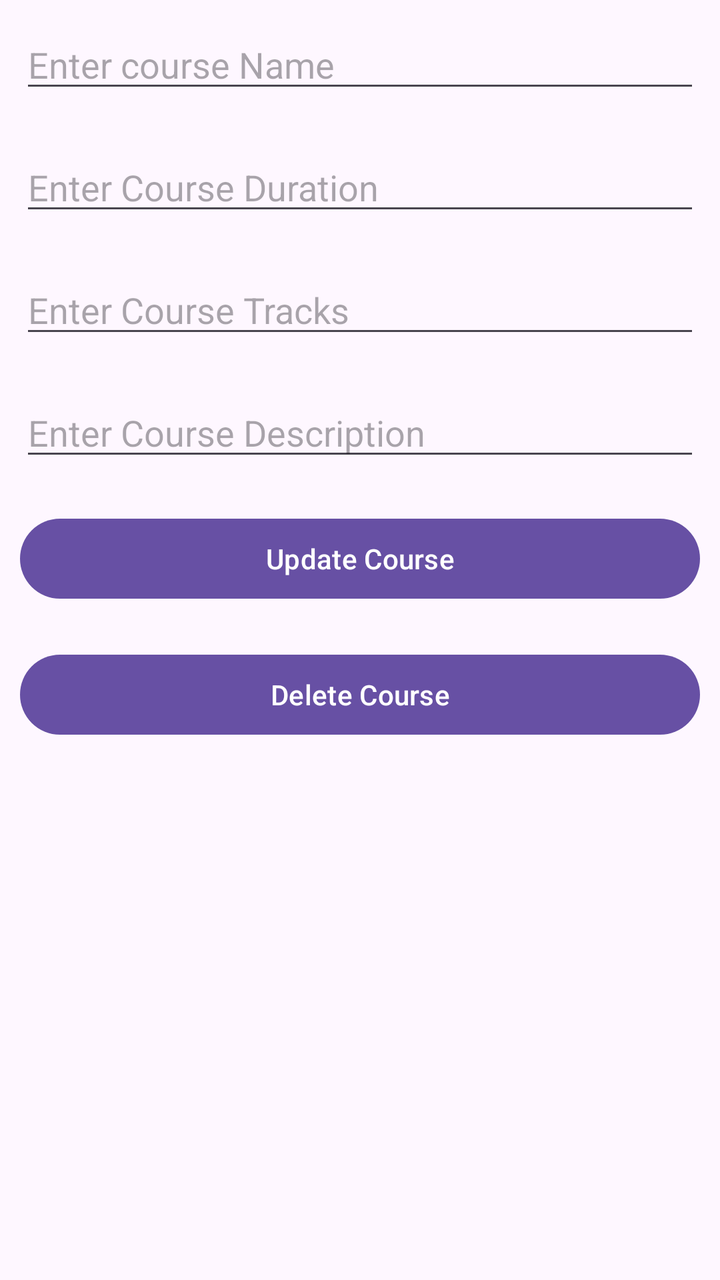
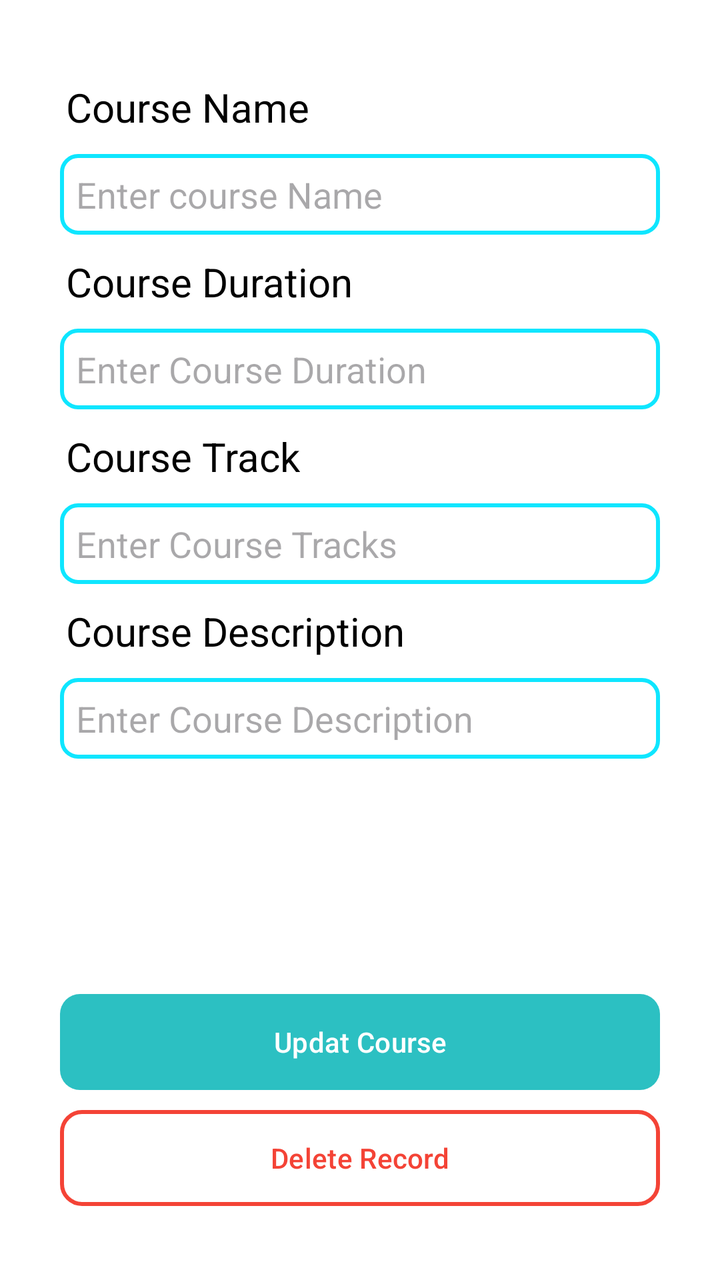

The first picture is an Android layout as it rendered before a commit; the second is the same layout after the commit. The layout source and the unified diff follow.
<!-- AndroidManifest.xml: application theme Theme.MyApplication -->
<!-- res/layout/activity_update_course.xml -->
<?xml version="1.0" encoding="utf-8"?>
<LinearLayout
    xmlns:android="http://schemas.android.com/apk/res/android"
    xmlns:tools="http://schemas.android.com/tools"
    android:layout_width="match_parent"
    android:layout_height="match_parent"
    android:orientation="vertical"
    tools:context=".UpdateCourseActivity">

    
    <EditText
        android:id="@+id/idEdtCourseName"
        android:layout_width="match_parent"
        android:layout_height="wrap_content"
        android:layout_margin="10dp"
        android:hint="Enter course Name" />

    
    <EditText
        android:id="@+id/idEdtCourseDuration"
        android:layout_width="match_parent"
        android:layout_height="wrap_content"
        android:layout_margin="10dp"
        android:hint="Enter Course Duration" />

    
    <EditText
        android:id="@+id/idEdtCourseTracks"
        android:layout_width="match_parent"
        android:layout_height="wrap_content"
        android:layout_margin="10dp"
        android:hint="Enter Course Tracks" />

    
    <EditText
        android:id="@+id/idEdtCourseDescription"
        android:layout_width="match_parent"
        android:layout_height="wrap_content"
        android:layout_margin="10dp"
        android:hint="Enter Course Description" />

    
    <Button
        android:id="@+id/idBtnUpdateCourse"
        android:layout_width="match_parent"
        android:layout_height="wrap_content"
        android:layout_margin="10dp"
        android:text="Update Course"
        android:textAllCaps="false" />

    
    <Button
        android:id="@+id/idBtnDelete"
        android:layout_width="match_parent"
        android:layout_height="wrap_content"
        android:layout_margin="10dp"
        android:text="Delete Course"
        android:textAllCaps="false" />

</LinearLayout>
<!-- resources referenced by this layout -->
<resources>
  <style name="Theme.MyApplication" parent="Base.Theme.MyApplication" />
  <style name="Base.Theme.MyApplication" parent="Theme.Material3.DayNight.NoActionBar">
          
          
      </style>
</resources>

<!-- the commit's change to res/layout/activity_update_course.xml (unified diff, before → after) -->
@@ -1,60 +1,129 @@
 <?xml version="1.0" encoding="utf-8"?>
-<LinearLayout
-    xmlns:android="http://schemas.android.com/apk/res/android"
+<LinearLayout xmlns:android="http://schemas.android.com/apk/res/android"
     xmlns:tools="http://schemas.android.com/tools"
     android:layout_width="match_parent"
     android:layout_height="match_parent"
+    xmlns:app="http://schemas.android.com/apk/res-auto"
     android:orientation="vertical"
-    tools:context=".UpdateCourseActivity">
+    tools:context=".UpdateCourseActivity"
+    android:paddingTop="40dp"
+    android:paddingRight="20dp"
+    android:paddingBottom="20dp"
+    android:paddingLeft="20dp"
+    android:background="@color/white"
+    android:textColor="@color/black">
 
     
+    <TextView
+        android:layout_width="wrap_content"
+        android:layout_height="wrap_content"
+        android:text="@string/label_course_name"
+        android:textSize="20sp"
+        android:layout_marginStart="13dp"
+        android:textColor="@color/black"/>
+
     <EditText
         android:id="@+id/idEdtCourseName"
         android:layout_width="match_parent"
         android:layout_height="wrap_content"
         android:layout_margin="10dp"
-        android:hint="Enter course Name" />
+        android:hint="Enter course Name"
+        android:background="@drawable/inputborder"/>
 
     
+    <TextView
+        android:layout_width="wrap_content"
+        android:layout_height="wrap_content"
+        android:text="@string/label_course_dur"
+        android:textSize="20sp"
+        android:layout_marginStart="13dp"
+        android:textColor="@color/black"/>
+
     <EditText
         android:id="@+id/idEdtCourseDuration"
         android:layout_width="match_parent"
         android:layout_height="wrap_content"
         android:layout_margin="10dp"
-        android:hint="Enter Course Duration" />
+        android:hint="Enter Course Duration"
+        android:background="@drawable/inputborder" />
 
     
+    <TextView
+        android:layout_width="wrap_content"
+        android:layout_height="wrap_content"
+        android:text="@string/label_course_tra"
+        android:textSize="20sp"
+        android:layout_marginStart="13dp"
+        android:textColor="@color/black"/>
+
     <EditText
         android:id="@+id/idEdtCourseTracks"
         android:layout_width="match_parent"
         android:layout_height="wrap_content"
         android:layout_margin="10dp"
-        android:hint="Enter Course Tracks" />
+        android:hint="Enter Course Tracks"
+        android:background="@drawable/inputborder" />
 
     
+    <TextView
+        android:layout_width="wrap_content"
+        android:layout_height="wrap_content"
+        android:text="@string/label_course_desc"
+        android:textSize="20sp"
+        android:layout_marginStart="13dp"
+        android:textColor="@color/black"/>
     <EditText
         android:id="@+id/idEdtCourseDescription"
         android:layout_width="match_parent"
         android:layout_height="wrap_content"
         android:layout_margin="10dp"
-        android:hint="Enter Course Description" />
+        android:hint="Enter Course Description"
+        android:background="@drawable/inputborder" />
 
-    
-    <Button
-        android:id="@+id/idBtnUpdateCourse"
+    <androidx.constraintlayout.widget.ConstraintLayout
         android:layout_width="match_parent"
-        android:layout_height="wrap_content"
-        android:layout_margin="10dp"
-        android:text="Update Course"
-        android:textAllCaps="false" />
+        android:layout_height="match_parent"
+        android:orientation="vertical">
 
-    
-    <Button
-        android:id="@+id/idBtnDelete"
-        android:layout_width="match_parent"
-        android:layout_height="wrap_content"
-        android:layout_margin="10dp"
-        android:text="Delete Course"
-        android:textAllCaps="false" />
+        
+
+        <Button
+            android:id="@+id/idBtnUpdateCourse"
+            android:layout_width="match_parent"
+            android:layout_height="wrap_content"
+            android:layout_margin="10dp"
+            android:text="Updat Course"
+            android:textAllCaps="false"
+            app:layout_constraintBottom_toBottomOf="parent"
+            app:layout_constraintEnd_toEndOf="parent"
+            app:layout_constraintStart_toStartOf="parent"
+            app:layout_constraintTop_toTopOf="parent"
+            app:layout_constraintVertical_bias="0.6"
+            android:background="@drawable/main_btn"
+
+            android:backgroundTint="@null"
+            app:backgroundTint="@null"
+            />
+
+        <Button
+            android:id="@+id/idBtnDelete"
+            android:layout_width="match_parent"
+            android:layout_height="wrap_content"
+            android:layout_margin="10dp"
+            android:background="@drawable/red_sec_btn"
+            android:backgroundTint="@null"
+            android:text="Delete Record"
+            android:textAllCaps="false"
+            android:textColor="@color/red"
+            app:backgroundTint="@null"
+            app:layout_constraintBottom_toBottomOf="parent"
+            app:layout_constraintEnd_toEndOf="parent"
+
+            app:layout_constraintStart_toStartOf="parent"
+            app:layout_constraintTop_toBottomOf="@+id/idBtnUpdateCourse"
+            app:layout_constraintVertical_bias="0.0"/>
+
+    </androidx.constraintlayout.widget.ConstraintLayout>
+
 
 </LinearLayout>
<!-- resource entries referenced after the edit -->
@@ -1,6 +1,59 @@
 <!-- resources referenced by this layout -->
 <resources>
+  <color name="black">#FF000000</color>
+  <color name="red">#F44336</color>
+  <color name="white">#FFFFFFFF</color>
+  <!-- drawable inputborder (drawable) -->
+  <shape xmlns:android="http://schemas.android.com/apk/res/android"
+      android:shape="rectangle">
+  
+      
+      <stroke
+          android:width="2dp"
+          android:color="#0ee6ff" /> 
+  
+      
+      <solid android:color="#FFFFFF" />
+  
+      
+      <corners android:radius="8dp" />
+  
+      
+      <padding
+          android:left="8dp"
+          android:top="8dp"
+          android:right="8dp"
+          android:bottom="8dp" />
+  </shape>
+  <!-- drawable main_btn (drawable) -->
+  <?xml version="1.0" encoding="utf-8"?>
+  <shape xmlns:android="http://schemas.android.com/apk/res/android"
+      android:shape="rectangle">
+  
+      <solid android:color="@color/skyb" />
+  
+      
+      <corners android:radius="10dp" />
+  
+  </shape>
+  <!-- drawable red_sec_btn (drawable) -->
+  <?xml version="1.0" encoding="utf-8"?>
+  <shape xmlns:android="http://schemas.android.com/apk/res/android"
+      android:shape="rectangle">
+  
+      <stroke
+          android:width="2dp"
+          android:color="@color/red" />
+  
+      <corners android:radius="10dp" />
+  
+  </shape>
+  <string name="label_course_desc">Course Description</string>
+  <string name="label_course_dur">Course Duration</string>
+  <string name="label_course_name">Course Name</string>
+  <string name="label_course_tra">Course Track</string>
   <style name="Theme.MyApplication" parent="Base.Theme.MyApplication" />
+  <color name="skyb">#2cc0c2</color>
   <style name="Base.Theme.MyApplication" parent="Theme.Material3.DayNight.NoActionBar">
           
           
